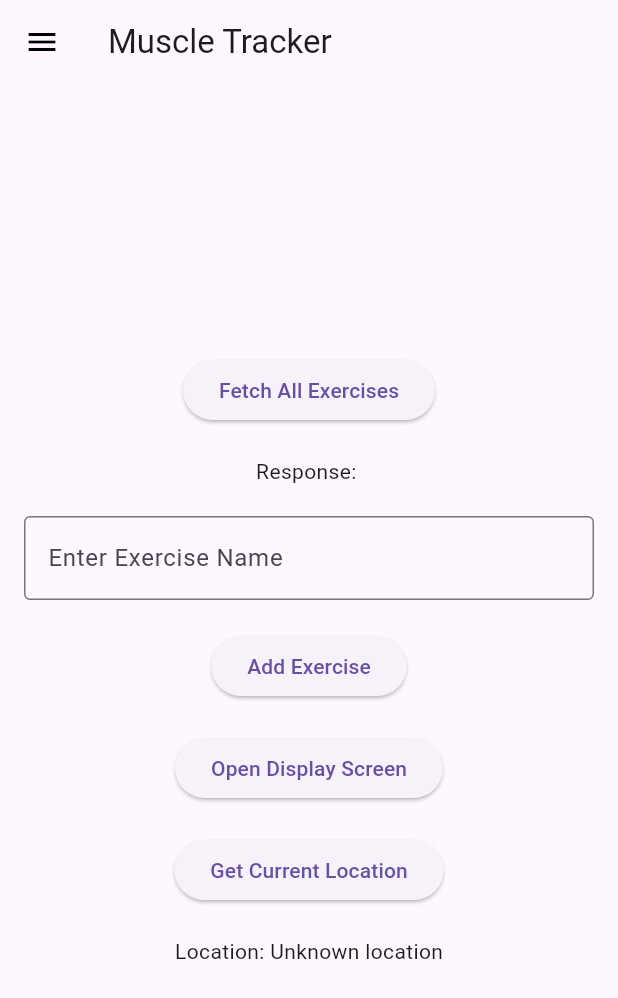
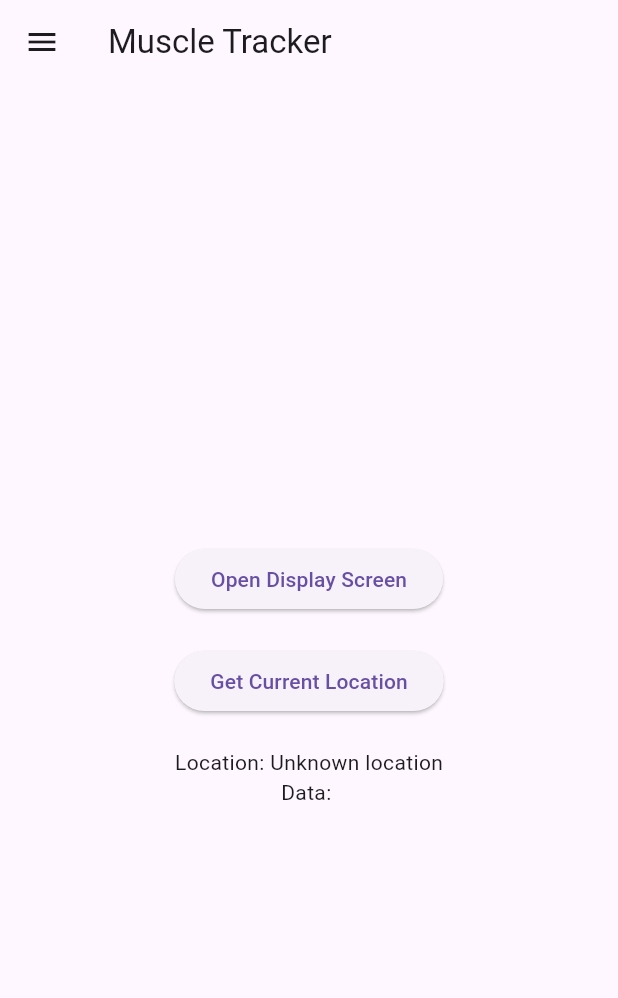
Before and after one commit to Emene-Pesh/MuscleTrackerAndroid, a Flutter app: the MyHomePage screen opened by its route, on a phone screen of 412 x 824 dp. Shown: the top 998 px of the screen. Run offline on Flutter 3.47's test engine with Material 3 defaults, Android fonts, the phone set to English and light mode, and no system bars; our stand-ins replace geolocator.

Commit message:
Pass User as Global Variable

```diff
--- a/lib/main.dart
+++ b/lib/main.dart
@@ -6,13 +6,25 @@ import 'package:muscletracker/screens/loginPage.dart';
 import 'package:muscletracker/screens/workout.dart';
 import 'package:muscletracker/screens/newExercise.dart';
 import 'package:muscletracker/screens/newWorkout.dart';
+import 'package:provider/provider.dart';
+import 'user_provider.dart';
+import 'package:muscletracker/screens/stats.dart';
+void main() {
+  runApp(
+    MultiProvider(
+      providers: [
+        ChangeNotifierProvider(create: (_) => UserProvider()),
+      ],
+      child: const MuscleTrackerApp(
 
-void main() {
-  runApp(const MuscleTrackerApp());
+      ),
+    ),
+  );
 }
 
 class MuscleTrackerApp extends StatelessWidget {
   const MuscleTrackerApp({super.key});
+
 
   @override
   Widget build(BuildContext context) {
@@ -25,6 +37,7 @@ class MuscleTrackerApp extends StatelessWidget {
         '/Workouts': (context) => const WorkoutAccordion(),
         '/newExercise': (context) => const NewExerciseScreen(),
         '/newWorkouts': (context) => const WorkoutScreen(),
+        '/stats': (context) => const StatsScreen(),
       },
     );
   }
@@ -63,34 +76,6 @@ class _MyHomePageState extends State<MyHomePage> {
     }
   }
 
-  Future<void> sendComment(String exercise) async {
-    const url = 'http://192.168.1.3:3000/api/createExercise'; // Use your deployed URL here
-    try {
-      final response = await http.post(
-        Uri.parse(url),
-        headers: <String, String>{
-          'Content-Type': 'application/json; charset=UTF-8',
-        },
-        body: jsonEncode(<String, String>{
-          'name': exercise,
-        }),
-      );
-
-      if (response.statusCode == 200) {
-        setState(() {
-          _response = jsonDecode(response.body)['message'];
-        });
-      } else {
-        setState(() {
-          _response = 'Failed to add exercise';
-        });
-      }
-    } catch (e) {
-      setState(() {
-        _response = 'Error: $e';
-      });
-    }
-  }
 
   Future<void> _getCurrentLocation() async {
     bool serviceEnabled;
@@ -138,11 +123,13 @@ class _MyHomePageState extends State<MyHomePage> {
 
   @override
   Widget build(BuildContext context) {
+    final String data = Provider.of<UserProvider>(context).user;
+    // final String data = ModalRoute.of(context)!.settings.arguments as String? ?? 'No data received';
+    print('Data: $data');
     return Scaffold(
       appBar: AppBar(
         // automaticallyImplyLeading: false,
         title: const Text('Muscle Tracker'),
-        iconTheme: const IconThemeData(color: Colors.black),
       ),
       drawer: Drawer(
         child: ListView(
@@ -189,7 +176,7 @@ class _MyHomePageState extends State<MyHomePage> {
               title: const Text('New Exercise'),
               onTap: () {
                 Navigator.pop(context); // Close the drawer
-                Navigator.pushNamed(context, '/newExercise');
+                Navigator.pushNamed(context, '/newExercise', arguments: data);
               },
             ),
             ListTile(
@@ -197,7 +184,7 @@ class _MyHomePageState extends State<MyHomePage> {
               title: const Text('Stats'),
               onTap: () {
                 Navigator.pop(context); // Close the drawer
-                Navigator.pushNamed(context, '/stats');
+                Navigator.pushNamed(context, '/stats', arguments: data);
               },
             ),
             ListTile(
@@ -232,30 +219,7 @@ class _MyHomePageState extends State<MyHomePage> {
           child: Column(
             mainAxisAlignment: MainAxisAlignment.center,
             children: <Widget>[
-              ElevatedButton(
-                onPressed: fetchData,
-                child: const Text('Fetch All Exercises'),
-              ),
-              const SizedBox(height: 20),
-              Text('Response: $_response'),
-              const SizedBox(height: 20),
-              Padding(
-                padding: const EdgeInsets.symmetric(horizontal: 16.0),
-                child: TextField(
-                  controller: _controller,
-                  decoration: const InputDecoration(
-                    border: OutlineInputBorder(),
-                    labelText: 'Enter Exercise Name',
-                  ),
-                ),
-              ),
-              const SizedBox(height: 20),
-              ElevatedButton(
-                onPressed: () {
-                  sendComment(_controller.text);
-                },
-                child: const Text('Add Exercise'),
-              ),
+
               const SizedBox(height: 20),
               ElevatedButton(
                 onPressed: _openDisplayScreen,
@@ -268,6 +232,7 @@ class _MyHomePageState extends State<MyHomePage> {
               ),
               const SizedBox(height: 20),
               Text('Location: $_location'),
+              Text('Data: $data'),
             ],
           ),
         ),
--- a/lib/screens/loginPage.dart
+++ b/lib/screens/loginPage.dart
@@ -1,6 +1,8 @@
 import 'dart:convert';
 import 'package:flutter/material.dart';
 import 'package:http/http.dart' as http;
+import 'package:provider/provider.dart';
+import '../user_provider.dart';
 
 
 class LoginPage extends StatefulWidget {
@@ -20,6 +22,7 @@ class _LoginPageState extends State<LoginPage> {
     final String username = _usernameController.text.trim();
     final String password = _passwordController.text.trim();
 
+
     // Your API endpoint
     final String apiUrl = 'http://192.168.56.1:3000/api/flutterLogin';
 
@@ -36,10 +39,18 @@ class _LoginPageState extends State<LoginPage> {
       );
 
       if (response.statusCode == 200) {
+        final Map<String, dynamic> data = jsonDecode(response.body);
+        Provider.of<UserProvider>(context, listen: false).setUser(data['body']);
+
+
+
         // Handle successful login here
         // Navigate to the next screen or perform any action
-        print('Login successful!');
-        _errorMessage = ''; // Clear any previous error message
+        print('Login successful!, user: ${data['body']}');
+        Navigator.pushNamed(
+          context,
+          '/home',
+        );
         // Navigate to next screen or do something else
       } else {
         // Handle error response
--- /dev/null
+++ b/lib/user_provider.dart
@@ -0,0 +1,12 @@
+import 'package:flutter/material.dart';
+
+class UserProvider with ChangeNotifier {
+  String _user = '';
+
+  String get user => _user;
+
+  void setUser(String user) {
+    _user = user;
+    notifyListeners();
+  }
+}
--- a/pubspec.yaml
+++ b/pubspec.yaml
@@ -31,6 +31,7 @@ dependencies:
   http: ^1.2.1
   flutter:
     sdk: flutter
+  provider: ^6.0.1
   image_picker: ^1.1.1
   geolocator: ^12.0.0
   geocoding: ^3.0.0
```
Also changed, not shown: pubspec.lock.
